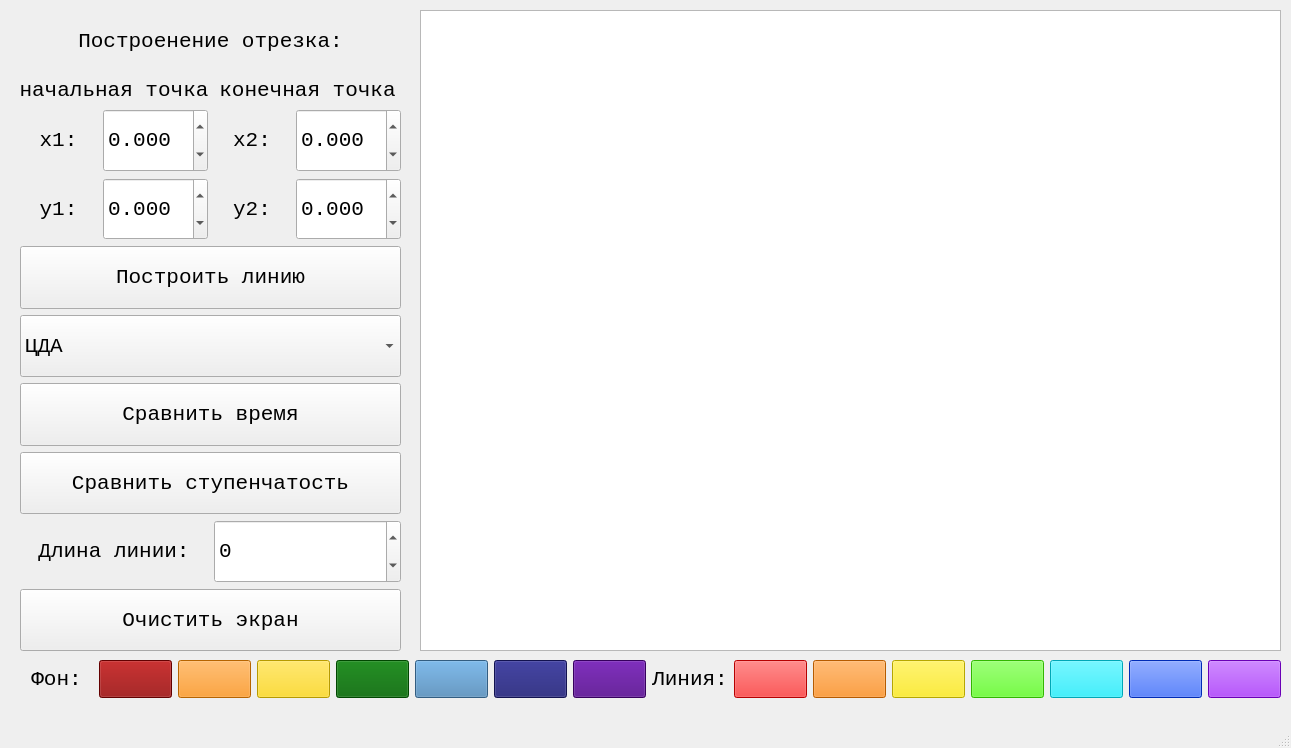
First picture: the form in lab_03_cg/mainwindow.ui, repository 4otis/4sem-computer-graphics, before the edit.
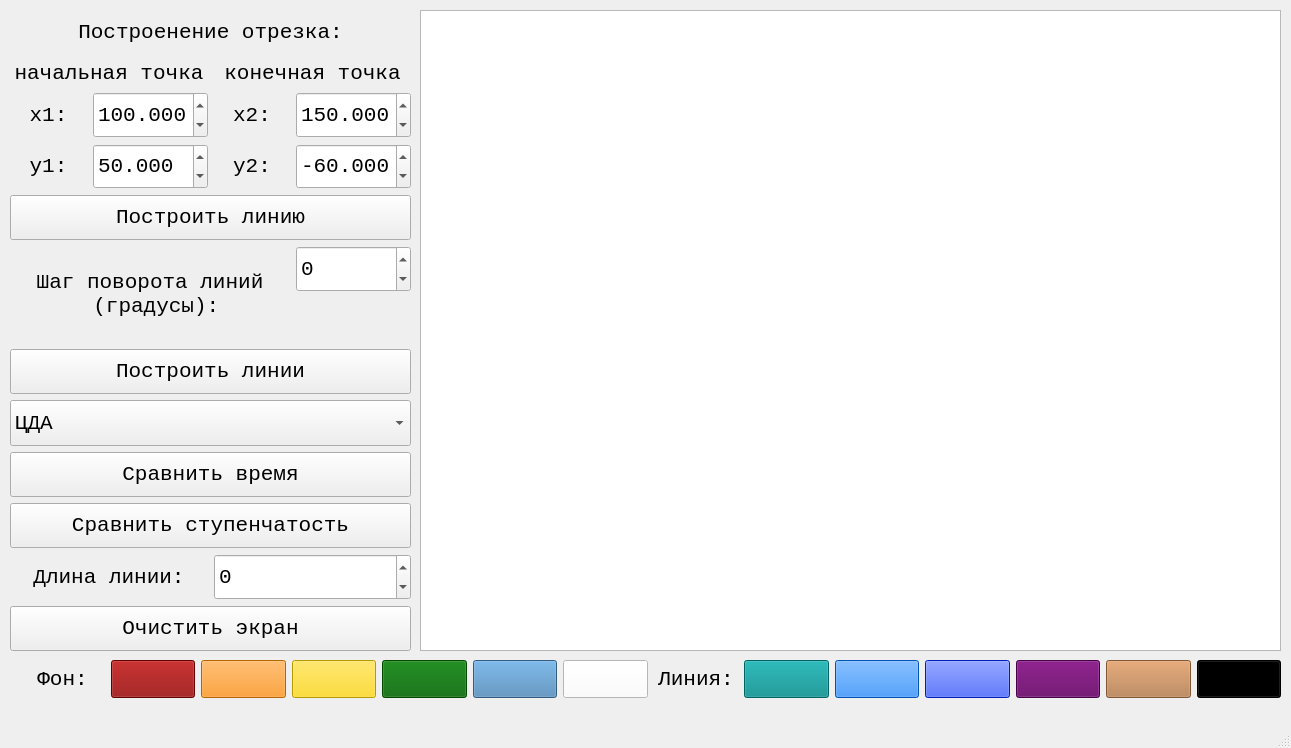
Second picture: the form after the edit.

Commit message: Drawing collection of lines were added. BG/FILL colors are now changable.

Patch:
```diff
--- a/lab_03_cg/mainwindow.ui
+++ b/lab_03_cg/mainwindow.ui
@@ -64,9 +64,9 @@
    <widget class="QWidget" name="gridLayoutWidget">
     <property name="geometry">
      <rect>
-      <x>20</x>
+      <x>10</x>
       <y>10</y>
-      <width>381</width>
+      <width>401</width>
       <height>641</height>
      </rect>
     </property>
@@ -92,14 +92,8 @@
        </property>
       </widget>
      </item>
-     <item row="7" column="0" colspan="4">
-      <widget class="QPushButton" name="pushButton_17">
-       <property name="sizePolicy">
-        <sizepolicy hsizetype="Minimum" vsizetype="Minimum">
-         <horstretch>0</horstretch>
-         <verstretch>0</verstretch>
-        </sizepolicy>
-       </property>
+     <item row="2" column="2">
+      <widget class="QLabel" name="label_5">
        <property name="font">
         <font>
          <family>Consolas</family>
@@ -107,52 +101,33 @@
         </font>
        </property>
        <property name="text">
-        <string>Сравнить ступенчатость</string>
-       </property>
-      </widget>
-     </item>
-     <item row="2" column="1">
-      <widget class="QDoubleSpinBox" name="doubleSpinBox">
-       <property name="sizePolicy">
-        <sizepolicy hsizetype="Minimum" vsizetype="Minimum">
-         <horstretch>0</horstretch>
-         <verstretch>0</verstretch>
-        </sizepolicy>
-       </property>
-       <property name="font">
-        <font>
-         <family>Consolas</family>
-         <pointsize>16</pointsize>
-        </font>
-       </property>
-       <property name="decimals">
-        <number>3</number>
-       </property>
-       <property name="minimum">
-        <double>-10000000.000000000000000</double>
-       </property>
-       <property name="maximum">
-        <double>10000000.000000000000000</double>
-       </property>
-      </widget>
-     </item>
-     <item row="1" column="2" colspan="2">
-      <widget class="QLabel" name="label_3">
-       <property name="font">
-        <font>
-         <family>Consolas</family>
-         <pointsize>16</pointsize>
-        </font>
-       </property>
-       <property name="text">
-        <string>конечная точка</string>
+        <string>x2:</string>
        </property>
        <property name="alignment">
         <set>Qt::AlignCenter</set>
        </property>
       </widget>
      </item>
-     <item row="5" column="0" colspan="4">
+     <item row="4" column="0" colspan="4">
+      <widget class="QPushButton" name="btnCreateLine">
+       <property name="sizePolicy">
+        <sizepolicy hsizetype="Minimum" vsizetype="Minimum">
+         <horstretch>0</horstretch>
+         <verstretch>0</verstretch>
+        </sizepolicy>
+       </property>
+       <property name="font">
+        <font>
+         <family>Consolas</family>
+         <pointsize>16</pointsize>
+        </font>
+       </property>
+       <property name="text">
+        <string>Построить линию</string>
+       </property>
+      </widget>
+     </item>
+     <item row="8" column="0" colspan="4">
       <widget class="QComboBox" name="comboBox">
        <property name="sizePolicy">
         <sizepolicy hsizetype="Minimum" vsizetype="Minimum">
@@ -193,33 +168,8 @@
        </item>
       </widget>
      </item>
-     <item row="3" column="1">
-      <widget class="QDoubleSpinBox" name="doubleSpinBox_4">
-       <property name="sizePolicy">
-        <sizepolicy hsizetype="Minimum" vsizetype="Minimum">
-         <horstretch>0</horstretch>
-         <verstretch>0</verstretch>
-        </sizepolicy>
-       </property>
-       <property name="font">
-        <font>
-         <family>Consolas</family>
-         <pointsize>16</pointsize>
-        </font>
-       </property>
-       <property name="decimals">
-        <number>3</number>
-       </property>
-       <property name="minimum">
-        <double>-10000000.000000000000000</double>
-       </property>
-       <property name="maximum">
-        <double>10000000.000000000000000</double>
-       </property>
-      </widget>
-     </item>
-     <item row="11" column="0" colspan="4">
-      <widget class="QPushButton" name="pushButton_18">
+     <item row="7" column="0" colspan="4">
+      <widget class="QPushButton" name="btnCreateLines">
        <property name="sizePolicy">
         <sizepolicy hsizetype="Minimum" vsizetype="Minimum">
          <horstretch>0</horstretch>
@@ -233,12 +183,12 @@
         </font>
        </property>
        <property name="text">
-        <string>Очистить экран</string>
+        <string>Построить линии</string>
        </property>
       </widget>
      </item>
      <item row="2" column="3">
-      <widget class="QDoubleSpinBox" name="doubleSpinBox_2">
+      <widget class="QDoubleSpinBox" name="dspEndPointX">
        <property name="sizePolicy">
         <sizepolicy hsizetype="Minimum" vsizetype="Minimum">
          <horstretch>0</horstretch>
@@ -260,26 +210,44 @@
        <property name="maximum">
         <double>10000000.000000000000000</double>
        </property>
+       <property name="value">
+        <double>150.000000000000000</double>
+       </property>
       </widget>
      </item>
-     <item row="2" column="0">
-      <widget class="QLabel" name="label_4">
+     <item row="11" column="2" colspan="2">
+      <widget class="QDoubleSpinBox" name="dspLineLenght">
+       <property name="sizePolicy">
+        <sizepolicy hsizetype="Minimum" vsizetype="Minimum">
+         <horstretch>0</horstretch>
+         <verstretch>0</verstretch>
+        </sizepolicy>
+       </property>
        <property name="font">
         <font>
          <family>Consolas</family>
          <pointsize>16</pointsize>
         </font>
        </property>
-       <property name="text">
-        <string>x1:</string>
+       <property name="decimals">
+        <number>0</number>
        </property>
-       <property name="alignment">
-        <set>Qt::AlignCenter</set>
+       <property name="minimum">
+        <double>-10000000.000000000000000</double>
        </property>
+       <property name="maximum">
+        <double>10000000.000000000000000</double>
+       </property>
       </widget>
      </item>
-     <item row="3" column="2">
-      <widget class="QLabel" name="label_6">
+     <item row="12" column="0" colspan="4">
+      <widget class="QPushButton" name="btnClearScreen">
+       <property name="sizePolicy">
+        <sizepolicy hsizetype="Minimum" vsizetype="Minimum">
+         <horstretch>0</horstretch>
+         <verstretch>0</verstretch>
+        </sizepolicy>
+       </property>
        <property name="font">
         <font>
          <family>Consolas</family>
@@ -287,15 +255,18 @@
         </font>
        </property>
        <property name="text">
-        <string>y2:</string>
+        <string>Очистить экран</string>
        </property>
-       <property name="alignment">
-        <set>Qt::AlignCenter</set>
-       </property>
       </widget>
      </item>
-     <item row="2" column="2">
-      <widget class="QLabel" name="label_5">
+     <item row="9" column="0" colspan="4">
+      <widget class="QPushButton" name="btnTimeStat">
+       <property name="sizePolicy">
+        <sizepolicy hsizetype="Minimum" vsizetype="Minimum">
+         <horstretch>0</horstretch>
+         <verstretch>0</verstretch>
+        </sizepolicy>
+       </property>
        <property name="font">
         <font>
          <family>Consolas</family>
@@ -303,10 +274,7 @@
         </font>
        </property>
        <property name="text">
-        <string>x2:</string>
-       </property>
-       <property name="alignment">
-        <set>Qt::AlignCenter</set>
+        <string>Сравнить время</string>
        </property>
       </widget>
      </item>
@@ -326,50 +294,6 @@
        </property>
       </widget>
      </item>
-     <item row="3" column="3">
-      <widget class="QDoubleSpinBox" name="doubleSpinBox_3">
-       <property name="sizePolicy">
-        <sizepolicy hsizetype="Minimum" vsizetype="Minimum">
-         <horstretch>0</horstretch>
-         <verstretch>0</verstretch>
-        </sizepolicy>
-       </property>
-       <property name="font">
-        <font>
-         <family>Consolas</family>
-         <pointsize>16</pointsize>
-        </font>
-       </property>
-       <property name="decimals">
-        <number>3</number>
-       </property>
-       <property name="minimum">
-        <double>-10000000.000000000000000</double>
-       </property>
-       <property name="maximum">
-        <double>10000000.000000000000000</double>
-       </property>
-      </widget>
-     </item>
-     <item row="6" column="0" colspan="4">
-      <widget class="QPushButton" name="pushButton_16">
-       <property name="sizePolicy">
-        <sizepolicy hsizetype="Minimum" vsizetype="Minimum">
-         <horstretch>0</horstretch>
-         <verstretch>0</verstretch>
-        </sizepolicy>
-       </property>
-       <property name="font">
-        <font>
-         <family>Consolas</family>
-         <pointsize>16</pointsize>
-        </font>
-       </property>
-       <property name="text">
-        <string>Сравнить время</string>
-       </property>
-      </widget>
-     </item>
      <item row="1" column="0" colspan="2">
       <widget class="QLabel" name="label_2">
        <property name="sizePolicy">
@@ -392,8 +316,8 @@
        </property>
       </widget>
      </item>
-     <item row="4" column="0" colspan="4">
-      <widget class="QPushButton" name="pushButton">
+     <item row="10" column="0" colspan="4">
+      <widget class="QPushButton" name="btnSteppingStat">
        <property name="sizePolicy">
         <sizepolicy hsizetype="Minimum" vsizetype="Minimum">
          <horstretch>0</horstretch>
@@ -407,12 +331,12 @@
         </font>
        </property>
        <property name="text">
-        <string>Построить линию</string>
+        <string>Сравнить ступенчатость</string>
        </property>
       </widget>
      </item>
-     <item row="9" column="2" colspan="2">
-      <widget class="QDoubleSpinBox" name="doubleSpinBox_5">
+     <item row="3" column="1">
+      <widget class="QDoubleSpinBox" name="dspBeginPointY">
        <property name="sizePolicy">
         <sizepolicy hsizetype="Minimum" vsizetype="Minimum">
          <horstretch>0</horstretch>
@@ -426,7 +350,7 @@
         </font>
        </property>
        <property name="decimals">
-        <number>0</number>
+        <number>3</number>
        </property>
        <property name="minimum">
         <double>-10000000.000000000000000</double>
@@ -434,9 +358,12 @@
        <property name="maximum">
         <double>10000000.000000000000000</double>
        </property>
+       <property name="value">
+        <double>50.000000000000000</double>
+       </property>
       </widget>
      </item>
-     <item row="9" column="0" colspan="2">
+     <item row="11" column="0" colspan="2">
       <widget class="QLabel" name="label_10">
        <property name="font">
         <font>
@@ -452,6 +379,152 @@
        </property>
       </widget>
      </item>
+     <item row="2" column="0">
+      <widget class="QLabel" name="label_4">
+       <property name="font">
+        <font>
+         <family>Consolas</family>
+         <pointsize>16</pointsize>
+        </font>
+       </property>
+       <property name="text">
+        <string>x1:</string>
+       </property>
+       <property name="alignment">
+        <set>Qt::AlignCenter</set>
+       </property>
+      </widget>
+     </item>
+     <item row="3" column="2">
+      <widget class="QLabel" name="label_6">
+       <property name="font">
+        <font>
+         <family>Consolas</family>
+         <pointsize>16</pointsize>
+        </font>
+       </property>
+       <property name="text">
+        <string>y2:</string>
+       </property>
+       <property name="alignment">
+        <set>Qt::AlignCenter</set>
+       </property>
+      </widget>
+     </item>
+     <item row="2" column="1">
+      <widget class="QDoubleSpinBox" name="dspBeginPointX">
+       <property name="sizePolicy">
+        <sizepolicy hsizetype="Minimum" vsizetype="Minimum">
+         <horstretch>0</horstretch>
+         <verstretch>0</verstretch>
+        </sizepolicy>
+       </property>
+       <property name="font">
+        <font>
+         <family>Consolas</family>
+         <pointsize>16</pointsize>
+        </font>
+       </property>
+       <property name="decimals">
+        <number>3</number>
+       </property>
+       <property name="minimum">
+        <double>-10000000.000000000000000</double>
+       </property>
+       <property name="maximum">
+        <double>10000000.000000000000000</double>
+       </property>
+       <property name="value">
+        <double>100.000000000000000</double>
+       </property>
+      </widget>
+     </item>
+     <item row="1" column="2" colspan="2">
+      <widget class="QLabel" name="label_3">
+       <property name="font">
+        <font>
+         <family>Consolas</family>
+         <pointsize>16</pointsize>
+        </font>
+       </property>
+       <property name="text">
+        <string>конечная точка</string>
+       </property>
+       <property name="alignment">
+        <set>Qt::AlignCenter</set>
+       </property>
+      </widget>
+     </item>
+     <item row="3" column="3">
+      <widget class="QDoubleSpinBox" name="dspEndPointY">
+       <property name="sizePolicy">
+        <sizepolicy hsizetype="Minimum" vsizetype="Minimum">
+         <horstretch>0</horstretch>
+         <verstretch>0</verstretch>
+        </sizepolicy>
+       </property>
+       <property name="font">
+        <font>
+         <family>Consolas</family>
+         <pointsize>16</pointsize>
+        </font>
+       </property>
+       <property name="decimals">
+        <number>3</number>
+       </property>
+       <property name="minimum">
+        <double>-10000000.000000000000000</double>
+       </property>
+       <property name="maximum">
+        <double>10000000.000000000000000</double>
+       </property>
+       <property name="value">
+        <double>-60.000000000000000</double>
+       </property>
+      </widget>
+     </item>
+     <item row="5" column="3">
+      <widget class="QDoubleSpinBox" name="dspAngle">
+       <property name="sizePolicy">
+        <sizepolicy hsizetype="Minimum" vsizetype="Minimum">
+         <horstretch>0</horstretch>
+         <verstretch>0</verstretch>
+        </sizepolicy>
+       </property>
+       <property name="font">
+        <font>
+         <family>Consolas</family>
+         <pointsize>16</pointsize>
+        </font>
+       </property>
+       <property name="decimals">
+        <number>0</number>
+       </property>
+       <property name="minimum">
+        <double>-10000000.000000000000000</double>
+       </property>
+       <property name="maximum">
+        <double>10000000.000000000000000</double>
+       </property>
+      </widget>
+     </item>
+     <item row="5" column="0" rowspan="2" colspan="3">
+      <widget class="QLabel" name="label_11">
+       <property name="font">
+        <font>
+         <family>Consolas</family>
+         <pointsize>16</pointsize>
+        </font>
+       </property>
+       <property name="text">
+        <string>Шаг поворота линий
+ (градусы):</string>
+       </property>
+       <property name="alignment">
+        <set>Qt::AlignCenter</set>
+       </property>
+      </widget>
+     </item>
     </layout>
    </widget>
    <widget class="QWidget" name="gridLayoutWidget_2">
@@ -469,29 +542,8 @@
      </font>
     </property>
     <layout class="QGridLayout" name="gridLayout_2">
-     <item row="0" column="11">
-      <widget class="QPushButton" name="pushButton_12">
-       <property name="sizePolicy">
-        <sizepolicy hsizetype="Minimum" vsizetype="Minimum">
-         <horstretch>0</horstretch>
-         <verstretch>0</verstretch>
-        </sizepolicy>
-       </property>
-       <property name="font">
-        <font>
-         <pointsize>16</pointsize>
-        </font>
-       </property>
-       <property name="styleSheet">
-        <string notr="true">background-color: rgb(255, 128, 0);</string>
-       </property>
-       <property name="text">
-        <string/>
-       </property>
-      </widget>
-     </item>
      <item row="0" column="2">
-      <widget class="QPushButton" name="pushButton_3">
+      <widget class="QPushButton" name="btnBgColorORANGE">
        <property name="sizePolicy">
         <sizepolicy hsizetype="Minimum" vsizetype="Minimum">
          <horstretch>0</horstretch>
@@ -511,197 +563,8 @@
        </property>
       </widget>
      </item>
-     <item row="0" column="10">
-      <widget class="QPushButton" name="pushButton_13">
-       <property name="sizePolicy">
-        <sizepolicy hsizetype="Minimum" vsizetype="Minimum">
-         <horstretch>0</horstretch>
-         <verstretch>0</verstretch>
-        </sizepolicy>
-       </property>
-       <property name="font">
-        <font>
-         <pointsize>16</pointsize>
-        </font>
-       </property>
-       <property name="styleSheet">
-        <string notr="true">background-color: rgb(255, 0, 0);</string>
-       </property>
-       <property name="text">
-        <string/>
-       </property>
-      </widget>
-     </item>
-     <item row="0" column="17">
-      <widget class="QPushButton" name="pushButton_10">
-       <property name="sizePolicy">
-        <sizepolicy hsizetype="Minimum" vsizetype="Minimum">
-         <horstretch>0</horstretch>
-         <verstretch>0</verstretch>
-        </sizepolicy>
-       </property>
-       <property name="font">
-        <font>
-         <pointsize>16</pointsize>
-        </font>
-       </property>
-       <property name="styleSheet">
-        <string notr="true">background-color: rgb(0, 234, 255);</string>
-       </property>
-       <property name="text">
-        <string/>
-       </property>
-      </widget>
-     </item>
-     <item row="0" column="6">
-      <widget class="QPushButton" name="pushButton_7">
-       <property name="sizePolicy">
-        <sizepolicy hsizetype="Minimum" vsizetype="Minimum">
-         <horstretch>0</horstretch>
-         <verstretch>0</verstretch>
-        </sizepolicy>
-       </property>
-       <property name="font">
-        <font>
-         <pointsize>16</pointsize>
-        </font>
-       </property>
-       <property name="styleSheet">
-        <string notr="true">background-color: rgb(25, 25, 112);</string>
-       </property>
-       <property name="text">
-        <string/>
-       </property>
-      </widget>
-     </item>
-     <item row="0" column="18">
-      <widget class="QPushButton" name="pushButton_15">
-       <property name="sizePolicy">
-        <sizepolicy hsizetype="Minimum" vsizetype="Minimum">
-         <horstretch>0</horstretch>
-         <verstretch>0</verstretch>
-        </sizepolicy>
-       </property>
-       <property name="font">
-        <font>
-         <pointsize>16</pointsize>
-        </font>
-       </property>
-       <property name="styleSheet">
-        <string notr="true">background-color: rgb(0, 60, 255);</string>
-       </property>
-       <property name="text">
-        <string/>
-       </property>
-      </widget>
-     </item>
-     <item row="0" column="13">
-      <widget class="QPushButton" name="pushButton_9">
-       <property name="sizePolicy">
-        <sizepolicy hsizetype="Minimum" vsizetype="Minimum">
-         <horstretch>0</horstretch>
-         <verstretch>0</verstretch>
-        </sizepolicy>
-       </property>
-       <property name="font">
-        <font>
-         <pointsize>16</pointsize>
-        </font>
-       </property>
-       <property name="styleSheet">
-        <string notr="true">background-color: rgb(255, 234, 0);</string>
-       </property>
-       <property name="text">
-        <string/>
-       </property>
-      </widget>
-     </item>
-     <item row="0" column="1">
-      <widget class="QPushButton" name="pushButton_2">
-       <property name="sizePolicy">
-        <sizepolicy hsizetype="Minimum" vsizetype="Minimum">
-         <horstretch>0</horstretch>
-         <verstretch>0</verstretch>
-        </sizepolicy>
-       </property>
-       <property name="font">
-        <font>
-         <pointsize>16</pointsize>
-        </font>
-       </property>
-       <property name="styleSheet">
-        <string notr="true">background-color: rgb(139, 0, 0);</string>
-       </property>
-       <property name="text">
-        <string/>
-       </property>
-      </widget>
-     </item>
-     <item row="0" column="7">
-      <widget class="QPushButton" name="pushButton_8">
-       <property name="sizePolicy">
-        <sizepolicy hsizetype="Minimum" vsizetype="Minimum">
-         <horstretch>0</horstretch>
-         <verstretch>0</verstretch>
-        </sizepolicy>
-       </property>
-       <property name="font">
-        <font>
-         <pointsize>16</pointsize>
-        </font>
-       </property>
-       <property name="styleSheet">
-        <string notr="true">background-color: rgb(75, 0, 130);</string>
-       </property>
-       <property name="text">
-        <string/>
-       </property>
-      </widget>
-     </item>
-     <item row="0" column="5">
-      <widget class="QPushButton" name="pushButton_6">
-       <property name="sizePolicy">
-        <sizepolicy hsizetype="Minimum" vsizetype="Minimum">
-         <horstretch>0</horstretch>
-         <verstretch>0</verstretch>
-        </sizepolicy>
-       </property>
-       <property name="font">
-        <font>
-         <pointsize>16</pointsize>
-        </font>
-       </property>
-       <property name="styleSheet">
-        <string notr="true">background-color: rgb(70, 130, 180);</string>
-       </property>
-       <property name="text">
-        <string/>
-       </property>
-      </widget>
-     </item>
-     <item row="0" column="3">
-      <widget class="QPushButton" name="pushButton_4">
-       <property name="sizePolicy">
-        <sizepolicy hsizetype="Minimum" vsizetype="Minimum">
-         <horstretch>0</horstretch>
-         <verstretch>0</verstretch>
-        </sizepolicy>
-       </property>
-       <property name="font">
-        <font>
-         <pointsize>16</pointsize>
-        </font>
-       </property>
-       <property name="styleSheet">
-        <string notr="true">background-color: rgb(255, 215, 0);</string>
-       </property>
-       <property name="text">
-        <string/>
-       </property>
-      </widget>
-     </item>
      <item row="0" column="15">
-      <widget class="QPushButton" name="pushButton_11">
+      <widget class="QPushButton" name="btnLineColorLIGHTBLUE">
        <property name="sizePolicy">
         <sizepolicy hsizetype="Minimum" vsizetype="Minimum">
          <horstretch>0</horstretch>
@@ -714,29 +577,13 @@
         </font>
        </property>
        <property name="styleSheet">
-        <string notr="true">background-color: rgb(68, 255, 0);</string>
+        <string notr="true">background-color: rgb(180, 120, 70);</string>
        </property>
        <property name="text">
         <string/>
        </property>
       </widget>
      </item>
-     <item row="0" column="9">
-      <widget class="QLabel" name="label_9">
-       <property name="font">
-        <font>
-         <family>Consolas</family>
-         <pointsize>16</pointsize>
-        </font>
-       </property>
-       <property name="text">
-        <string>Линия:</string>
-       </property>
-       <property name="alignment">
-        <set>Qt::AlignCenter</set>
-       </property>
-      </widget>
-     </item>
      <item row="0" column="0">
       <widget class="QLabel" name="label_8">
        <property name="font">
@@ -754,7 +601,7 @@
       </widget>
      </item>
      <item row="0" column="4">
-      <widget class="QPushButton" name="pushButton_5">
+      <widget class="QPushButton" name="btnBgColorGREEN">
        <property name="sizePolicy">
         <sizepolicy hsizetype="Minimum" vsizetype="Minimum">
          <horstretch>0</horstretch>
@@ -774,8 +621,8 @@
        </property>
       </widget>
      </item>
-     <item row="0" column="19">
-      <widget class="QPushButton" name="pushButton_14">
+     <item row="0" column="3">
+      <widget class="QPushButton" name="btnBgColorYELLOW">
        <property name="sizePolicy">
         <sizepolicy hsizetype="Minimum" vsizetype="Minimum">
          <horstretch>0</horstretch>
@@ -788,7 +635,191 @@
         </font>
        </property>
        <property name="styleSheet">
-        <string notr="true">background-color: rgb(149, 0, 255);</string>
+        <string notr="true">background-color: rgb(255, 215, 0);</string>
+       </property>
+       <property name="text">
+        <string/>
+       </property>
+      </widget>
+     </item>
+     <item row="0" column="13">
+      <widget class="QPushButton" name="btnLineColorGREEN">
+       <property name="sizePolicy">
+        <sizepolicy hsizetype="Minimum" vsizetype="Minimum">
+         <horstretch>0</horstretch>
+         <verstretch>0</verstretch>
+        </sizepolicy>
+       </property>
+       <property name="font">
+        <font>
+         <pointsize>16</pointsize>
+        </font>
+       </property>
+       <property name="styleSheet">
+        <string notr="true">background-color: rgb(100, 0, 100);</string>
+       </property>
+       <property name="text">
+        <string/>
+       </property>
+      </widget>
+     </item>
+     <item row="0" column="7">
+      <widget class="QLabel" name="label_9">
+       <property name="font">
+        <font>
+         <family>Consolas</family>
+         <pointsize>16</pointsize>
+        </font>
+       </property>
+       <property name="text">
+        <string>Линия:</string>
+       </property>
+       <property name="alignment">
+        <set>Qt::AlignCenter</set>
+       </property>
+      </widget>
+     </item>
+     <item row="0" column="11">
+      <widget class="QPushButton" name="btnLineColorYELLOW">
+       <property name="sizePolicy">
+        <sizepolicy hsizetype="Minimum" vsizetype="Minimum">
+         <horstretch>0</horstretch>
+         <verstretch>0</verstretch>
+        </sizepolicy>
+       </property>
+       <property name="font">
+        <font>
+         <pointsize>16</pointsize>
+        </font>
+       </property>
+       <property name="styleSheet">
+        <string notr="true">background-color: rgb(0, 40, 255);</string>
+       </property>
+       <property name="text">
+        <string/>
+       </property>
+      </widget>
+     </item>
+     <item row="0" column="5">
+      <widget class="QPushButton" name="btnBgColorLIGHTBLUE">
+       <property name="sizePolicy">
+        <sizepolicy hsizetype="Minimum" vsizetype="Minimum">
+         <horstretch>0</horstretch>
+         <verstretch>0</verstretch>
+        </sizepolicy>
+       </property>
+       <property name="font">
+        <font>
+         <pointsize>16</pointsize>
+        </font>
+       </property>
+       <property name="styleSheet">
+        <string notr="true">background-color: rgb(70, 130, 180);</string>
+       </property>
+       <property name="text">
+        <string/>
+       </property>
+      </widget>
+     </item>
+     <item row="0" column="1">
+      <widget class="QPushButton" name="btnBgColorRED">
+       <property name="sizePolicy">
+        <sizepolicy hsizetype="Minimum" vsizetype="Minimum">
+         <horstretch>0</horstretch>
+         <verstretch>0</verstretch>
+        </sizepolicy>
+       </property>
+       <property name="font">
+        <font>
+         <pointsize>16</pointsize>
+        </font>
+       </property>
+       <property name="styleSheet">
+        <string notr="true">background-color: rgb(139, 0, 0);</string>
+       </property>
+       <property name="text">
+        <string/>
+       </property>
+      </widget>
+     </item>
+     <item row="0" column="6">
+      <widget class="QPushButton" name="btnBgColorWHITE">
+       <property name="sizePolicy">
+        <sizepolicy hsizetype="Minimum" vsizetype="Minimum">
+         <horstretch>0</horstretch>
+         <verstretch>0</verstretch>
+        </sizepolicy>
+       </property>
+       <property name="font">
+        <font>
+         <pointsize>16</pointsize>
+        </font>
+       </property>
+       <property name="styleSheet">
+        <string notr="true">background-color: rgb(255, 255, 255);</string>
+       </property>
+       <property name="text">
+        <string/>
+       </property>
+      </widget>
+     </item>
+     <item row="0" column="9">
+      <widget class="QPushButton" name="btnLineColorORANGE">
+       <property name="sizePolicy">
+        <sizepolicy hsizetype="Minimum" vsizetype="Minimum">
+         <horstretch>0</horstretch>
+         <verstretch>0</verstretch>
+        </sizepolicy>
+       </property>
+       <property name="font">
+        <font>
+         <pointsize>16</pointsize>
+        </font>
+       </property>
+       <property name="styleSheet">
+        <string notr="true">background-color: rgb(0, 115, 255);</string>
+       </property>
+       <property name="text">
+        <string/>
+       </property>
+      </widget>
+     </item>
+     <item row="0" column="8">
+      <widget class="QPushButton" name="btnLineColorRED">
+       <property name="sizePolicy">
+        <sizepolicy hsizetype="Minimum" vsizetype="Minimum">
+         <horstretch>0</horstretch>
+         <verstretch>0</verstretch>
+        </sizepolicy>
+       </property>
+       <property name="font">
+        <font>
+         <pointsize>16</pointsize>
+        </font>
+       </property>
+       <property name="styleSheet">
+        <string notr="true">background-color: rgb(0, 139, 139);</string>
+       </property>
+       <property name="text">
+        <string/>
+       </property>
+      </widget>
+     </item>
+     <item row="0" column="16">
+      <widget class="QPushButton" name="btnLineColorBLACK">
+       <property name="sizePolicy">
+        <sizepolicy hsizetype="Minimum" vsizetype="Minimum">
+         <horstretch>0</horstretch>
+         <verstretch>0</verstretch>
+        </sizepolicy>
+       </property>
+       <property name="font">
+        <font>
+         <pointsize>16</pointsize>
+        </font>
+       </property>
+       <property name="styleSheet">
+        <string notr="true">background-color: rgb(0, 0, 0);</string>
        </property>
        <property name="text">
         <string/>
```
The commit also changes 13 other files.
